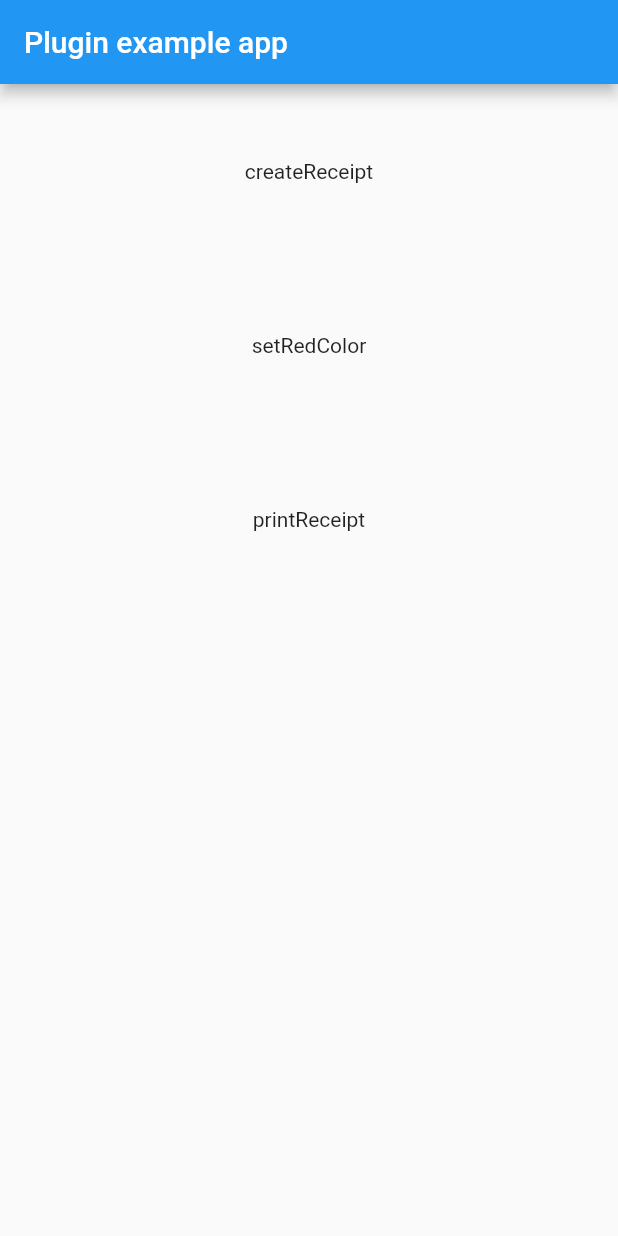
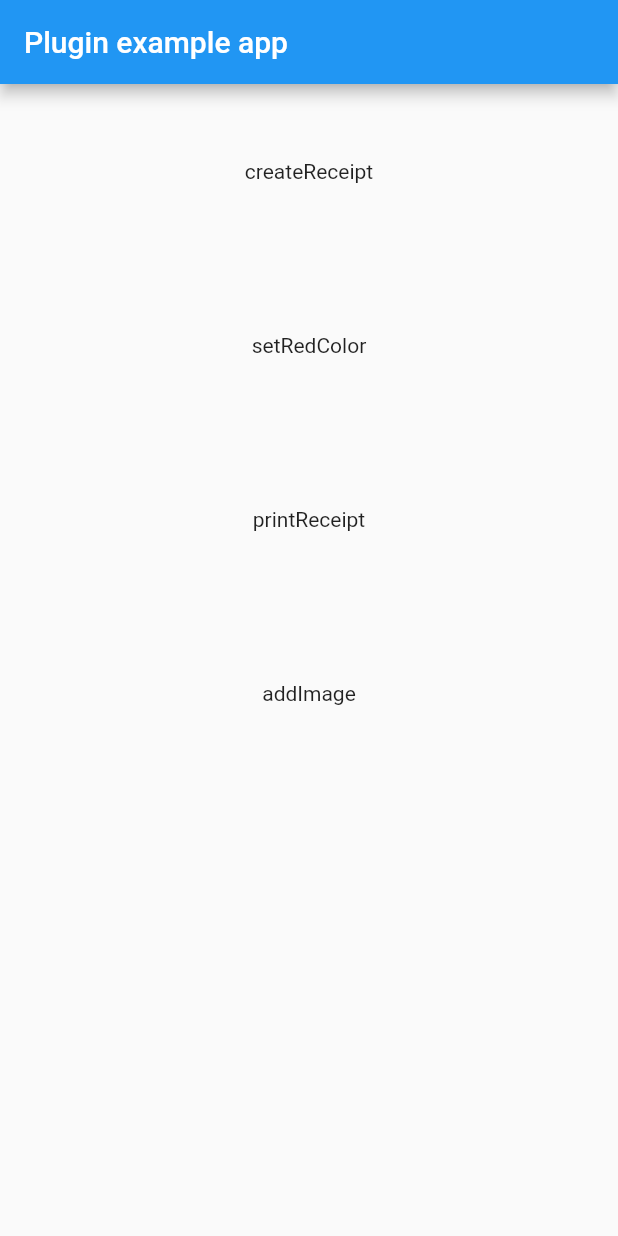
Before and after one commit to slolam/temp, a Flutter app: the screen it shows after launch, on a phone screen of 412 x 824 dp. Run offline on Flutter 3.47's test engine with Material 2 defaults, Android fonts, the light colour scheme and no system bars; our stand-ins replace plugin_platform_interface.

Commit message:
- added addImage function into the plugin.

```diff
--- a/example/lib/main.dart
+++ b/example/lib/main.dart
@@ -71,6 +71,17 @@ class _MyAppState extends State<MyApp> {
                 ),
               ),
             ),
+            Padding(
+              padding: const EdgeInsets.all(50.0),
+              child: GestureDetector(
+                behavior: HitTestBehavior.opaque,
+                onTap: (){
+                },
+                child: const Center(
+                  child: Text('addImage'),
+                ),
+              ),
+            ),
           ],
         ),
       ),
--- a/example/lib/printer.dart
+++ b/example/lib/printer.dart
@@ -1,4 +1,6 @@
 import 'dart:convert';
+import 'dart:typed_data';
+
 
 import 'package:flutter/services.dart';
 
@@ -34,14 +36,26 @@ class Printer {
   }
 
   changeStyle(
-      {required portName, required String methodName, String? value}) async {
+      {required portName,
+      required String methodName,
+      String? value,
+      Uint8List? bitmap}) async {
     await starPrinter.invokeMethod("changeStyle",
         {"portName": portName, "methodName": methodName, "value": value});
   }
 
+  addImage({required portName,required Uint8List? bytes, required int width}) async {
+    await starPrinter.invokeMethod("changeStyle", {
+      "portName": portName,
+      "methodName": "addImage",
+      "bytes": bytes,
+      "width": width
+    });
+  }
+
   printReceipt({required portName}) async {
-    Map<String, dynamic> printStatus =
-    json.decode(await starPrinter.invokeMethod("printReceipt", {"portName": portName}));
+    Map<String, dynamic> printStatus = json.decode(
+        await starPrinter.invokeMethod("printReceipt", {"portName": portName}));
     return printStatus;
   }
 }
```
Also changed, not shown: 1 other file.
